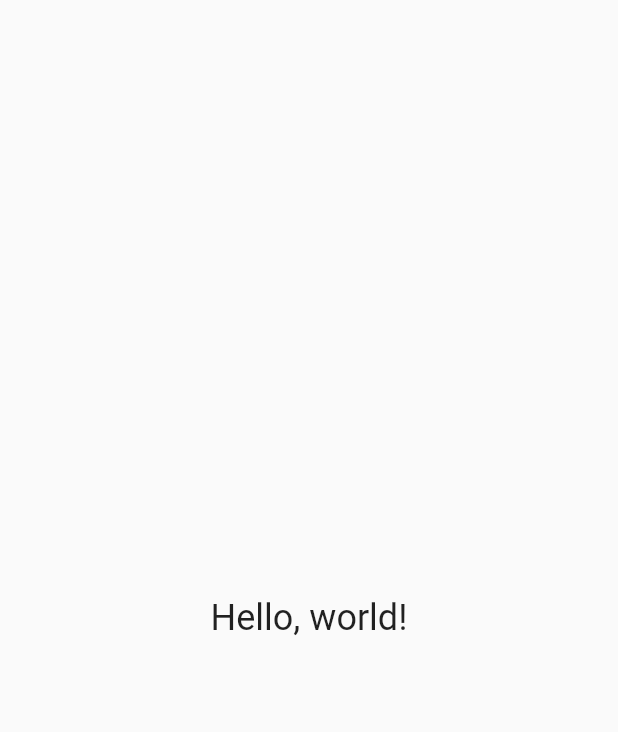
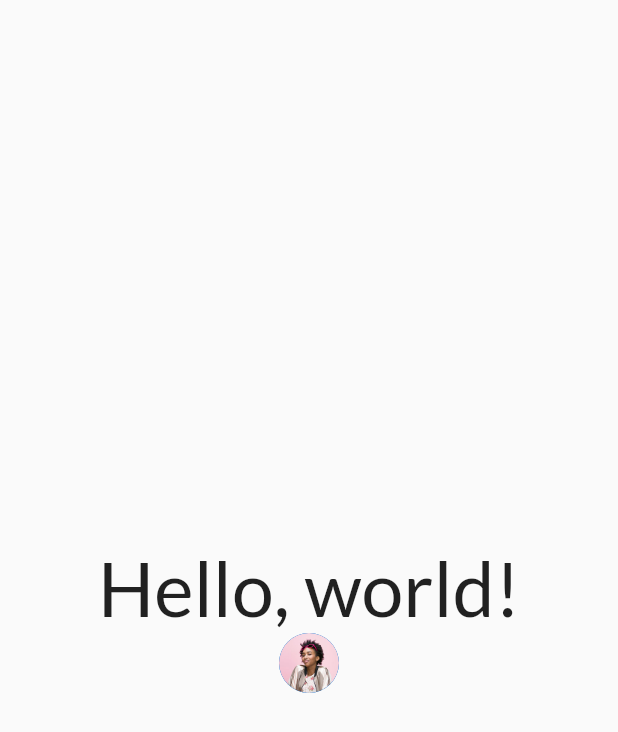
Before and after one commit to khadetou/desing-1, a Flutter app: the screen it shows after launch, on a phone screen of 412 x 824 dp. Shown: the top 732 px of the screen. Run offline on Flutter 3.47's test engine with Material 2 defaults, Android fonts, the phone set to English and light mode, and no system bars; our stand-ins replace google_fonts.

Commit message:
items setting

```diff
--- a/lib/main.dart
+++ b/lib/main.dart
@@ -1,6 +1,6 @@
 import 'package:flutter/material.dart';
 import 'package:flutter/services.dart';
-
+import 'package:google_fonts/google_fonts.dart';
 import 'screens/homepage.dart';
 
 void main() {
@@ -17,9 +17,12 @@ class MyApp extends StatelessWidget {
   @override
   Widget build(BuildContext context) {
     return MaterialApp(
-      title: 'Flutter Demo',
+      title: 'Flutter App',
       debugShowCheckedModeBanner: false,
       theme: ThemeData(
+        textTheme: GoogleFonts.latoTextTheme(
+          Theme.of(context).textTheme,
+        ),
         primarySwatch: Colors.blue,
       ),
       home: const MyHomePage(),
--- a/lib/screens/homepage.dart
+++ b/lib/screens/homepage.dart
@@ -17,7 +17,20 @@ class _MyHomePageState extends State<MyHomePage> {
           Center(
             child: Text(
               'Hello, world!',
-              style: TextStyle(fontSize: 24),
+              style: TextStyle(
+                fontSize: 50,
+                // fontWeight: FontWeight.w900,
+              ),
+            ),
+          ),
+          Center(
+            child: SizedBox(
+              height: 40,
+              width: 40,
+              child: CircleAvatar(
+                radius: 50,
+                backgroundImage: AssetImage('assets/images/avatar.png'),
+              ),
             ),
           ),
         ],
```
Also changed, not shown: assets/Colors/colors.dart (added, +11 -0 lines), assets/images/avatar.png (added), assets/images/cart-image.png (added).
